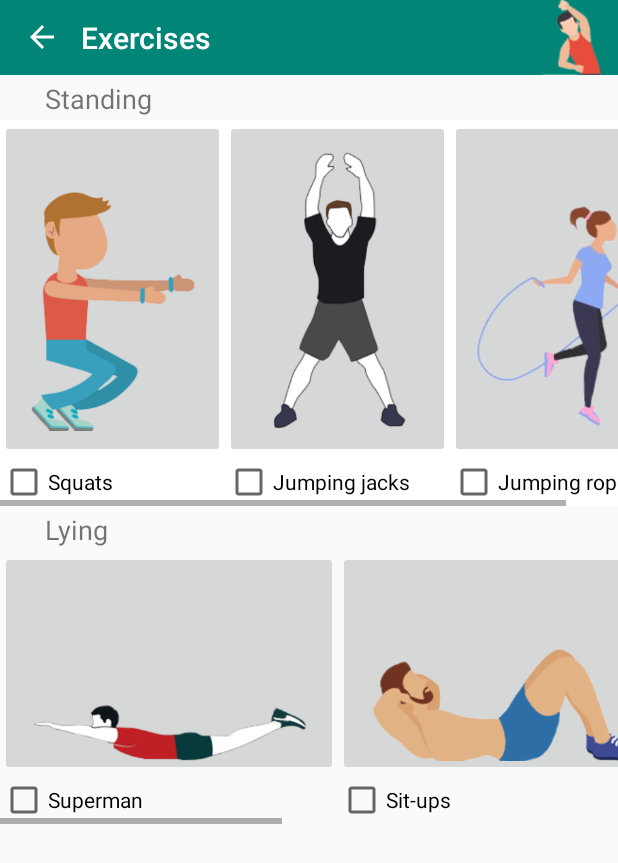
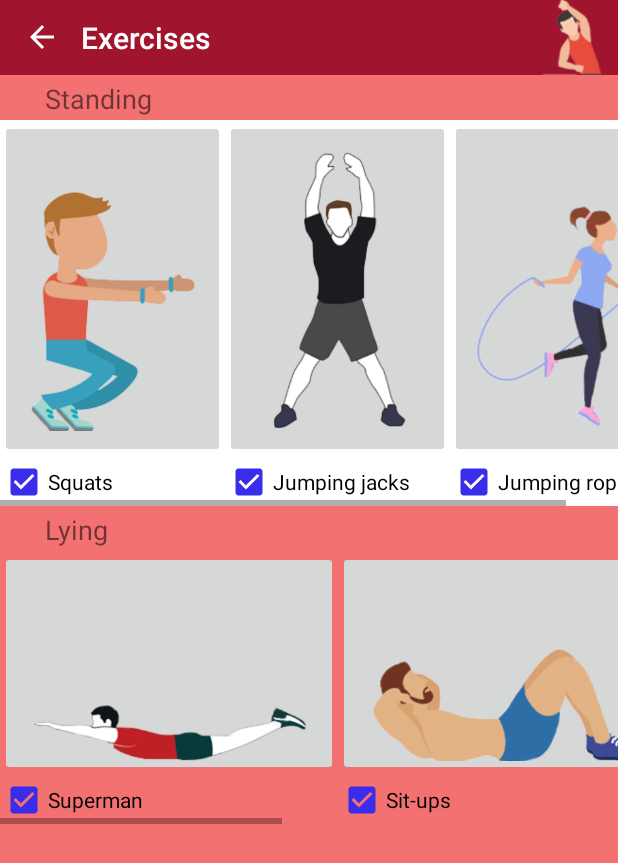
Before and after one commit to konossow/15seconds, an Android app: the screen it shows after launch (ExercisesActivity), after a tap on an icon or button, on a phone screen of 412 x 824 dp. Shown: the top 863 px of the screen. Run offline under Robolectric (Android 15) with nearby library versions, the phone set to English and light mode, and no system bars.

Commit message:
final version

```diff
--- a/app/src/main/res/layout/activity_exercise_jjacks.xml
+++ b/app/src/main/res/layout/activity_exercise_jjacks.xml
@@ -5,7 +5,7 @@
         xmlns:app="http://schemas.android.com/apk/res-auto"
         android:layout_width="match_parent"
         android:layout_height="match_parent"
-        tools:context=".ExerciseJJacksActivity">
+        tools:context=".ExerciseJJacksActivity" android:background="@color/backgroundColor">
 
     <pl.droidsonroids.gif.GifImageView
             android:layout_width="192sp"
--- a/app/src/main/res/layout/activity_exercise_jrope.xml
+++ b/app/src/main/res/layout/activity_exercise_jrope.xml
@@ -5,7 +5,7 @@
         xmlns:app="http://schemas.android.com/apk/res-auto"
         android:layout_width="match_parent"
         android:layout_height="match_parent"
-        tools:context=".ExerciseJRopeActivity">
+        tools:context=".ExerciseJRopeActivity" android:background="@color/backgroundColor">
 
     <android.support.v7.widget.Toolbar
             android:layout_width="match_parent"
@@ -31,6 +31,6 @@
             android:id="@+id/exerciseJRope" android:layout_marginTop="32dp"
             app:layout_constraintTop_toBottomOf="@+id/imageJRope" app:layout_constraintStart_toStartOf="parent"
             android:layout_marginStart="8dp" app:layout_constraintEnd_toEndOf="parent" android:layout_marginEnd="8dp"
-            android:textSize="12sp"/>
+            android:textSize="14sp"/>
 
 </android.support.constraint.ConstraintLayout>
--- a/app/src/main/res/layout/activity_exercise_plank.xml
+++ b/app/src/main/res/layout/activity_exercise_plank.xml
@@ -5,7 +5,7 @@
         xmlns:app="http://schemas.android.com/apk/res-auto"
         android:layout_width="match_parent"
         android:layout_height="match_parent"
-        tools:context=".ExercisePlankActivity">
+        tools:context=".ExercisePlankActivity" android:background="@color/backgroundColor">
 
     <android.support.v7.widget.Toolbar
             android:layout_width="match_parent"
--- a/app/src/main/res/layout/activity_exercise_pushup.xml
+++ b/app/src/main/res/layout/activity_exercise_pushup.xml
@@ -5,7 +5,7 @@
         xmlns:app="http://schemas.android.com/apk/res-auto"
         android:layout_width="match_parent"
         android:layout_height="match_parent"
-        tools:context=".ExercisePushupActivity">
+        tools:context=".ExercisePushupActivity" android:background="@color/backgroundColor">
 
     <pl.droidsonroids.gif.GifImageView
             android:layout_width="192sp"
--- a/app/src/main/res/layout/activity_exercise_situp.xml
+++ b/app/src/main/res/layout/activity_exercise_situp.xml
@@ -5,7 +5,7 @@
         xmlns:app="http://schemas.android.com/apk/res-auto"
         android:layout_width="match_parent"
         android:layout_height="match_parent"
-        tools:context=".ExerciseSitupActivity">
+        tools:context=".ExerciseSitupActivity" android:background="@color/backgroundColor">
 
     <android.support.v7.widget.Toolbar
             android:layout_width="match_parent"
--- a/app/src/main/res/layout/activity_exercise_squats.xml
+++ b/app/src/main/res/layout/activity_exercise_squats.xml
@@ -5,7 +5,7 @@
         xmlns:app="http://schemas.android.com/apk/res-auto"
         android:layout_width="match_parent"
         android:layout_height="match_parent"
-        tools:context=".ExerciseSquatsActivity">
+        tools:context=".ExerciseSquatsActivity" android:background="@color/backgroundColor">
 
     <android.support.v7.widget.Toolbar
             android:layout_width="match_parent"
--- a/app/src/main/res/layout/activity_exercise_superman.xml
+++ b/app/src/main/res/layout/activity_exercise_superman.xml
@@ -5,7 +5,7 @@
         xmlns:app="http://schemas.android.com/apk/res-auto"
         android:layout_width="match_parent"
         android:layout_height="match_parent"
-        tools:context=".ExerciseSupermanActivity">
+        tools:context=".ExerciseSupermanActivity" android:background="@color/backgroundColor">
 
     <android.support.v7.widget.Toolbar
             android:layout_width="match_parent"
--- a/app/src/main/res/layout/activity_exercises.xml
+++ b/app/src/main/res/layout/activity_exercises.xml
@@ -5,7 +5,7 @@
         xmlns:app="http://schemas.android.com/apk/res-auto"
         android:layout_width="match_parent"
         android:layout_height="match_parent"
-        tools:context=".ExercisesActivity">
+        tools:context=".ExercisesActivity" android:background="@color/backgroundColor">
     <TextView
             android:text="Standing"
             android:layout_width="match_parent"
@@ -54,15 +54,17 @@
                         android:text="Squats"
                         android:layout_width="wrap_content"
                         android:layout_height="wrap_content" android:id="@+id/exercise_squatsCheckbox"
-                />
+                        android:checked="true"/>
                 <CheckBox
                         android:text="Jumping jacks"
                         android:layout_width="wrap_content"
-                        android:layout_height="wrap_content" android:id="@+id/exercise_jjacksCheckbox"/>
+                        android:layout_height="wrap_content" android:id="@+id/exercise_jjacksCheckbox"
+                        android:checked="true"/>
                 <CheckBox
                         android:text="Jumping rope"
                         android:layout_width="wrap_content"
-                        android:layout_height="wrap_content" android:id="@+id/exercise_jropeCheckbox"/>
+                        android:layout_height="wrap_content" android:id="@+id/exercise_jropeCheckbox"
+                        android:checked="true"/>
             </TableRow>
         </TableLayout>
     </HorizontalScrollView>
@@ -117,26 +119,29 @@
                 <CheckBox
                         android:text="Superman"
                         android:layout_width="wrap_content"
-                        android:layout_height="wrap_content" android:id="@+id/exercise_"/>
+                        android:layout_height="wrap_content" android:id="@+id/exercise_" android:checked="true"/>
                 <CheckBox
                         android:text="Sit-ups"
                         android:layout_width="wrap_content"
-                        android:layout_height="wrap_content" android:id="@+id/exercise_situpsCheckbox"/>
+                        android:layout_height="wrap_content" android:id="@+id/exercise_situpsCheckbox"
+                        android:checked="true"/>
                 <CheckBox
                         android:text="Plank"
                         android:layout_width="wrap_content"
-                        android:layout_height="wrap_content" android:id="@+id/exercise_plankCheckbox"/>
+                        android:layout_height="wrap_content" android:id="@+id/exercise_plankCheckbox"
+                        android:checked="true"/>
                 <CheckBox
                         android:text="Push ups"
                         android:layout_width="wrap_content"
-                        android:layout_height="wrap_content" android:id="@+id/exercise_pushupsCheckbox"/>
+                        android:layout_height="wrap_content" android:id="@+id/exercise_pushupsCheckbox"
+                        android:checked="true"/>
             </TableRow>
         </TableLayout>
     </HorizontalScrollView>
     <android.support.v7.widget.Toolbar
             android:layout_width="match_parent"
             android:layout_height="50dp"
-            android:background="?attr/colorPrimary"
+            android:background="@color/colorPrimary"
             android:theme="?attr/actionBarTheme"
             android:minHeight="?attr/actionBarSize"
             android:id="@+id/exercisesToolbar" app:layout_constraintEnd_toEndOf="parent"
--- a/app/src/main/res/layout/activity_settings.xml
+++ b/app/src/main/res/layout/activity_settings.xml
@@ -5,7 +5,7 @@
         xmlns:app="http://schemas.android.com/apk/res-auto"
         android:layout_width="match_parent"
         android:layout_height="match_parent"
-        tools:context=".SettingsActivity">
+        tools:context=".SettingsActivity" android:background="@color/backgroundColor">
 
     <android.support.v7.widget.Toolbar
             android:layout_width="match_parent"
--- a/app/src/main/res/values/colors.xml
+++ b/app/src/main/res/values/colors.xml
@@ -1,6 +1,7 @@
 <?xml version="1.0" encoding="utf-8"?>
 <resources>
-    <color name="colorPrimary">#008577</color>
-    <color name="colorPrimaryDark">#00574B</color>
+    <color name="colorPrimary">#A1142E</color>
+    <color name="colorPrimaryDark">#A1142E</color>
     <color name="colorAccent">#392DEB</color>
+    <color name="backgroundColor">#ACF03030</color>
 </resources>
```
Also changed, not shown: app/src/main/java/com/behealthy/hackathon/fifteenseconds/MainActivity.kt (+9 -5 lines), app/src/main/res/layout/activity_main.xml (+3 -14 lines).
